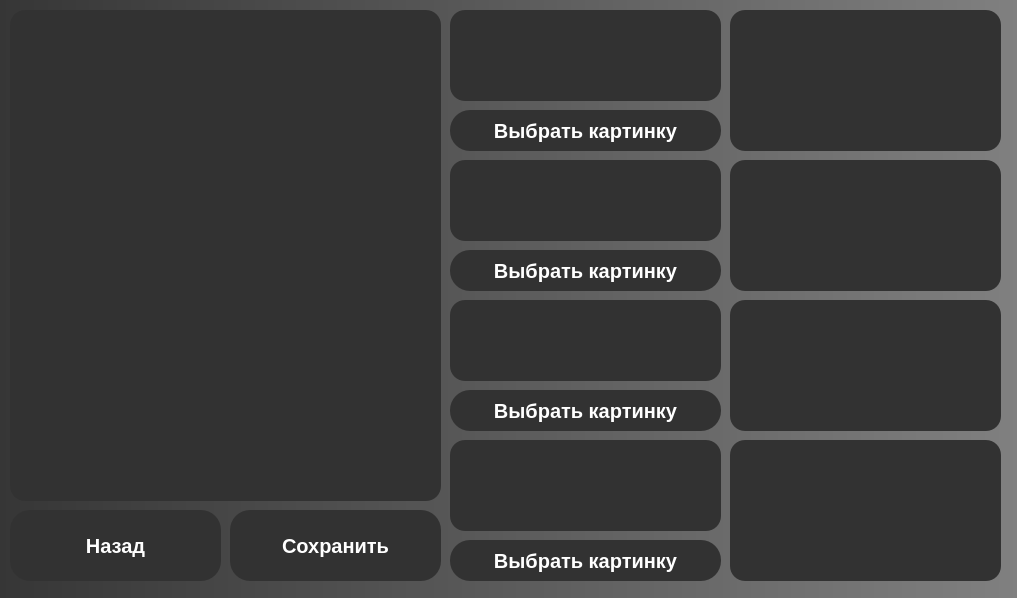
Old version of the form Windows/TensesWindows/TensesTheoryWindow.ui in the repository COBAil/My-English-Grammar.
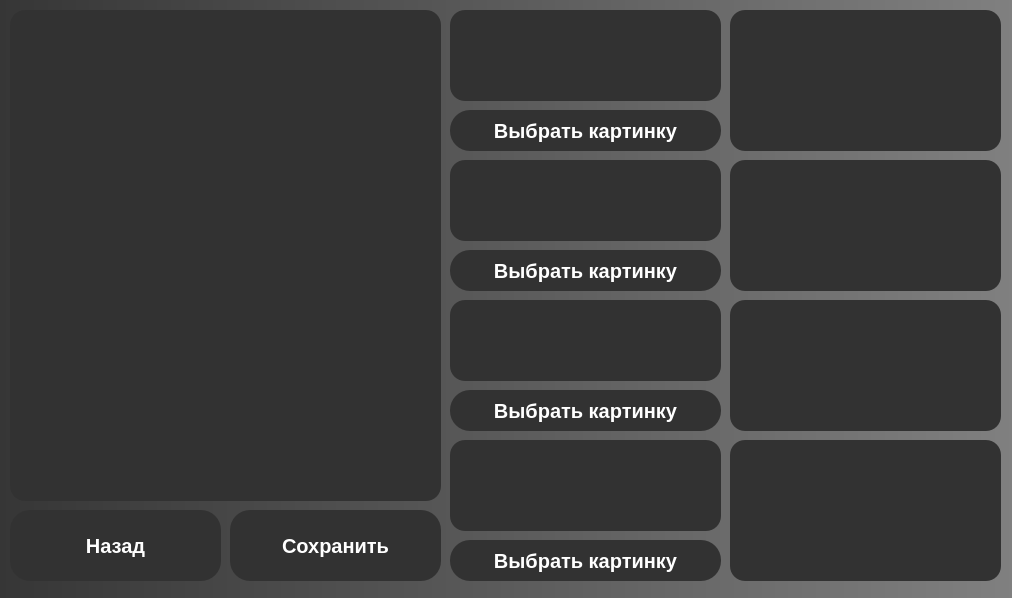
New version of the form. Icons and pictures are not drawn.

```diff
--- a/Windows/TensesWindows/TensesTheoryWindow.ui
+++ b/Windows/TensesWindows/TensesTheoryWindow.ui
@@ -6,7 +6,7 @@
    <rect>
     <x>0</x>
     <y>0</y>
-    <width>1017</width>
+    <width>1012</width>
     <height>598</height>
    </rect>
   </property>
```
